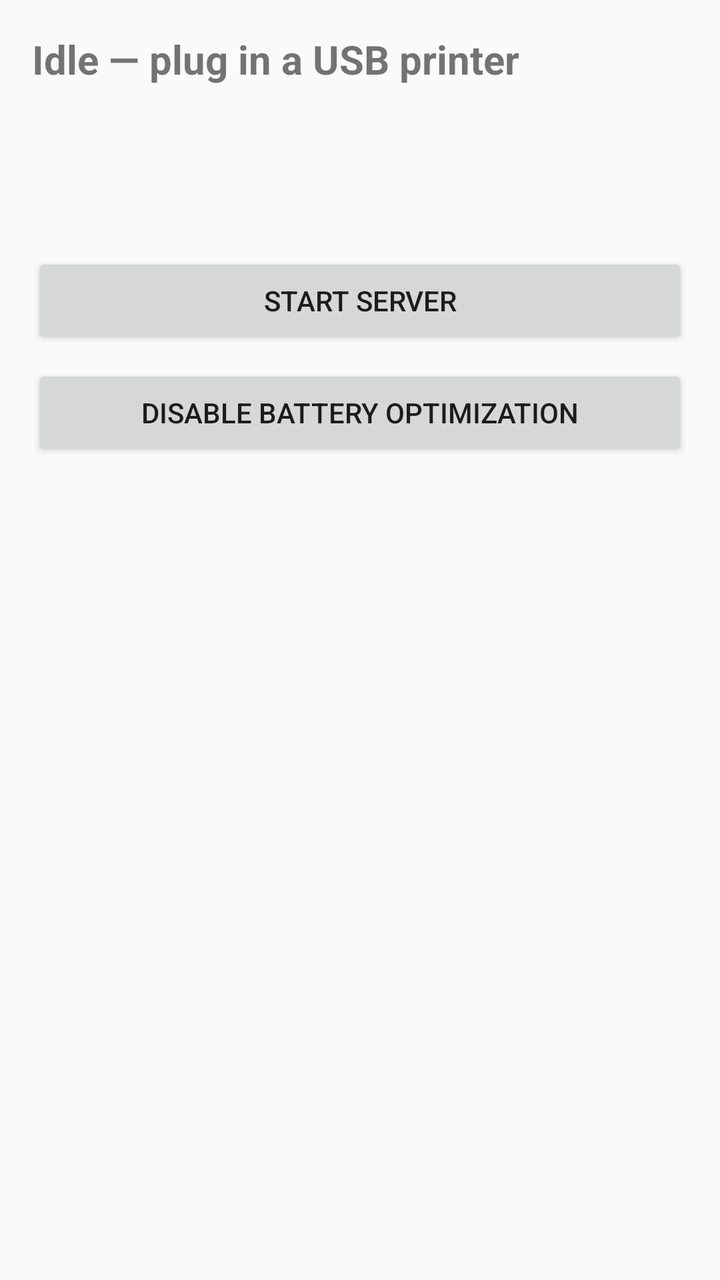
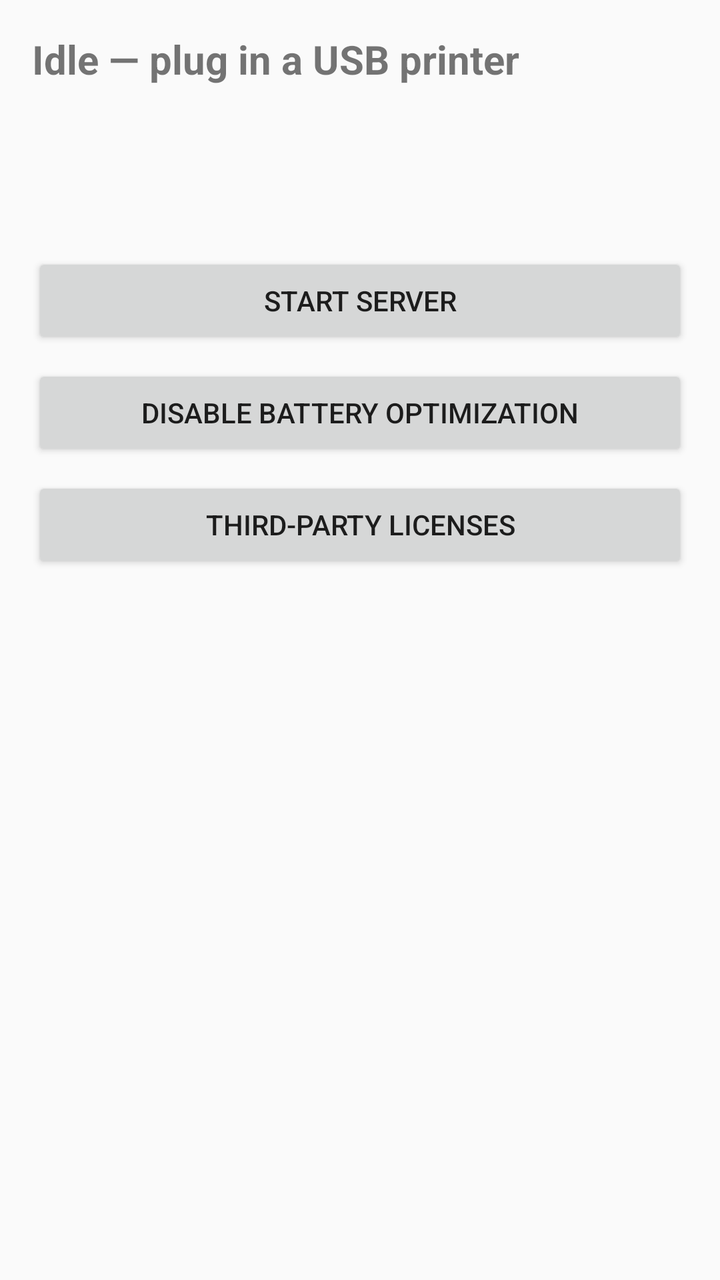

Screens rendered from an Android XML layout before and after an edit, with the pre-edit source and the edit as a unified diff.
<!-- AndroidManifest.xml: application theme Theme.AppCompat.DayNight -->
<!-- res/layout/activity_main.xml -->
<?xml version="1.0" encoding="utf-8"?>
<LinearLayout xmlns:android="http://schemas.android.com/apk/res/android"
    android:layout_width="match_parent"
    android:layout_height="match_parent"
    android:orientation="vertical"
    android:padding="16dp">

    <TextView
        android:id="@+id/printerText"
        android:layout_width="match_parent"
        android:layout_height="wrap_content"
        android:textSize="20sp"
        android:textStyle="bold"
        android:text="@string/status_idle" />

    <TextView
        android:id="@+id/statusText"
        android:layout_width="match_parent"
        android:layout_height="wrap_content"
        android:layout_marginTop="8dp"
        android:textSize="16sp" />

    <TextView
        android:id="@+id/addressText"
        android:layout_width="match_parent"
        android:layout_height="wrap_content"
        android:layout_marginTop="8dp"
        android:textSize="16sp"
        android:fontFamily="monospace" />

    <TextView
        android:id="@+id/legacyBanner"
        android:layout_width="match_parent"
        android:layout_height="wrap_content"
        android:layout_marginTop="16dp"
        android:padding="12dp"
        android:background="#33FF9800"
        android:visibility="gone"
        android:text="@string/legacy_banner" />

    <Button
        android:id="@+id/toggleButton"
        android:layout_width="match_parent"
        android:layout_height="wrap_content"
        android:layout_marginTop="24dp"
        android:text="@string/start_server" />

    <Button
        android:id="@+id/batteryButton"
        android:layout_width="match_parent"
        android:layout_height="wrap_content"
        android:layout_marginTop="8dp"
        android:text="@string/battery_exemption" />
</LinearLayout>
<!-- resources referenced by this layout -->
<resources>
  <string name="battery_exemption">Disable battery optimization</string>
  <string name="legacy_banner">This printer does not support IPP-USB, so driverless printing is unavailable. Raw port 9100 is active for computers that have the printer\'s driver installed.</string>
  <string name="start_server">Start server</string>
  <string name="status_idle">Idle — plug in a USB printer</string>
</resources>

<!-- the commit's change to res/layout/activity_main.xml (unified diff, before → after) -->
@@ -51,4 +51,11 @@
         android:layout_height="wrap_content"
         android:layout_marginTop="8dp"
         android:text="@string/battery_exemption" />
+
+    <Button
+        android:id="@+id/licensesButton"
+        android:layout_width="match_parent"
+        android:layout_height="wrap_content"
+        android:layout_marginTop="8dp"
+        android:text="@string/licenses_button" />
 </LinearLayout>
<!-- resource entries referenced after the edit -->
@@ -2,6 +2,7 @@
 <resources>
   <string name="battery_exemption">Disable battery optimization</string>
   <string name="legacy_banner">This printer does not support IPP-USB, so driverless printing is unavailable. Raw port 9100 is active for computers that have the printer\'s driver installed.</string>
+  <string name="licenses_button">Third-party licenses</string>
   <string name="start_server">Start server</string>
   <string name="status_idle">Idle — plug in a USB printer</string>
 </resources>
